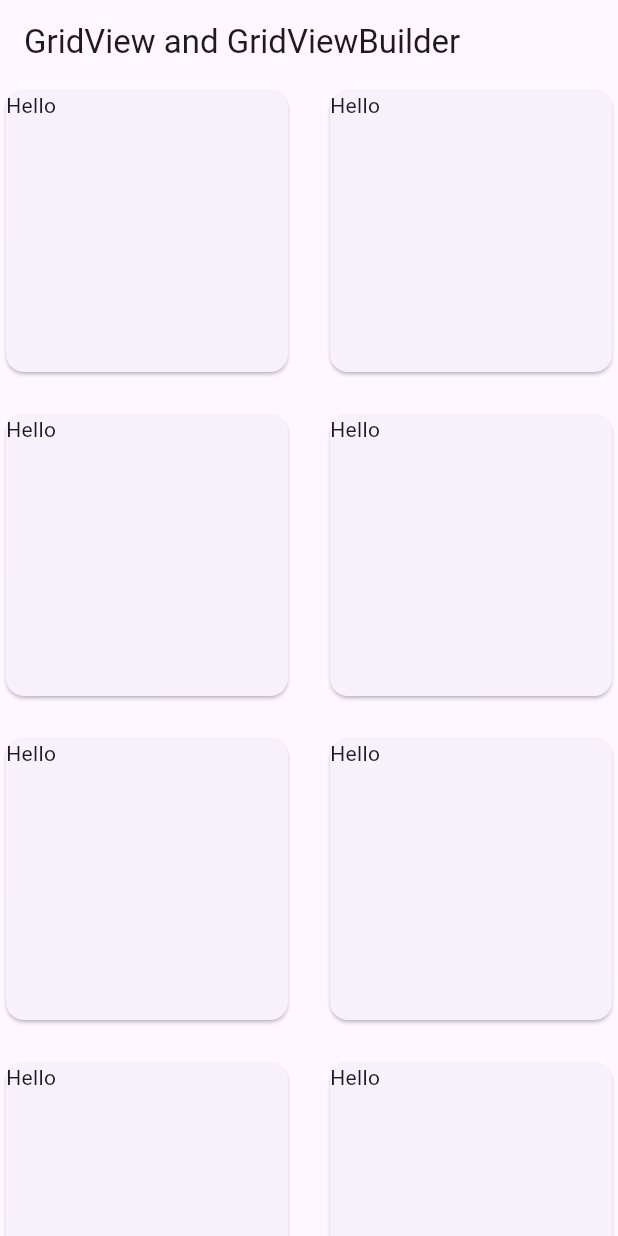
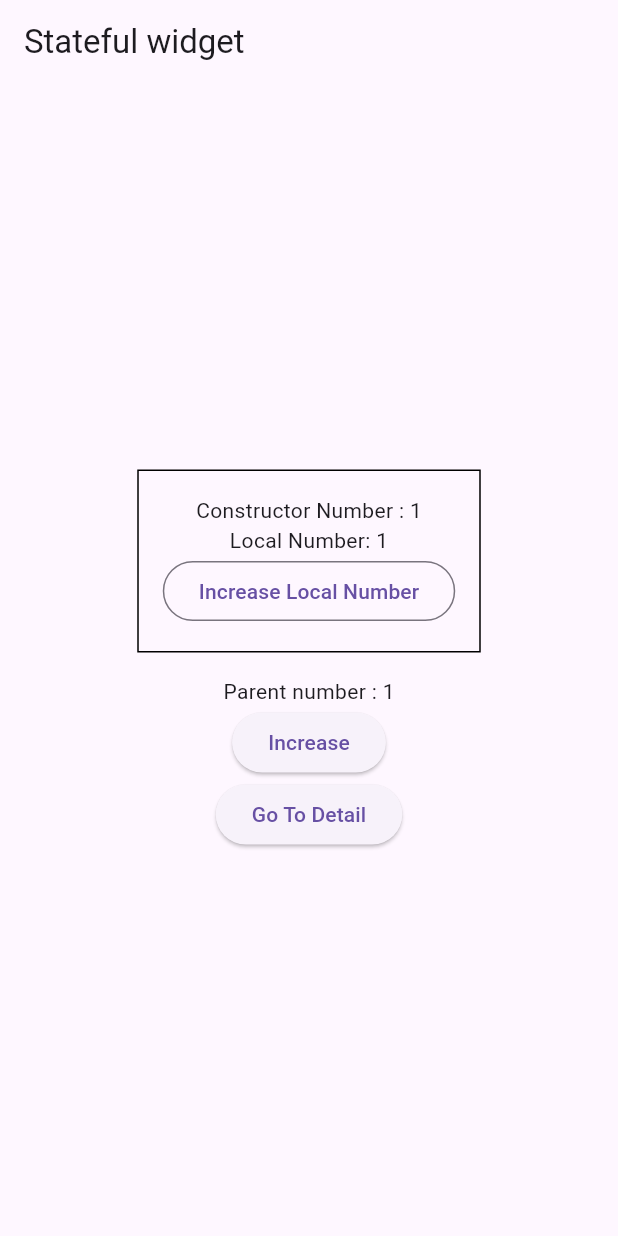
Before and after one commit to phyowaikyaw-mobiledev/flutter-learning, a Flutter app: the screen it shows after launch, on a phone screen of 412 x 824 dp. Run offline on Flutter 3.47's test engine with Material 3 defaults, Android fonts, the phone set to English and light mode, and no system bars.

Commit message:
implement Flutter examples - GridTile, GridTileBar, Wrap widget, StatefulWidget, and Stateful lifecycle methods

```diff
--- a/new_journey/lib/main.dart
+++ b/new_journey/lib/main.dart
@@ -13,6 +13,11 @@ import 'package:new_journey/widgets/ex20_singlechildscrollview.dart';
 import 'package:new_journey/widgets/ex21_listview.dart';
 import 'package:new_journey/widgets/ex22_listview_builder.dart';
 import 'package:new_journey/widgets/ex23_gridview_gridviewbuilder.dart';
+import 'package:new_journey/widgets/ex24_gridtile.dart';
+import 'package:new_journey/widgets/ex25_gridtilebar.dart';
+import 'package:new_journey/widgets/ex26_wrap.dart';
+import 'package:new_journey/widgets/ex27_statefulwidget.dart';
+import 'package:new_journey/widgets/ex28_stateful_lifecycle.dart';
 import 'package:new_journey/widgets/ex2_text.dart';
 import 'package:new_journey/widgets/ex3_container.dart';
 import 'package:new_journey/widgets/ex4_images.dart';
@@ -31,7 +36,7 @@ import 'package:new_journey/widgets/ex9_row.dart';
     @override
     Widget build(BuildContext context) {
       return MaterialApp(
-       home: Ex23GridviewGridviewbuilder(),
+       home: Ex28StatefulLifecycle(),
       );
 
     }
--- /dev/null
+++ b/new_journey/lib/widgets/ex27_statefulwidget.dart
@@ -0,0 +1,63 @@
+import 'package:flutter/material.dart';
+
+
+  class Ex27Statefulwidget extends StatefulWidget {
+    const Ex27Statefulwidget({super.key});
+
+
+
+    @override
+    State<Ex27Statefulwidget> createState() => _Ex27StatefulwidgetState();
+  }
+
+  //_Ex27StatefulwidgetState ----> Private
+
+  class _Ex27StatefulwidgetState extends State<Ex27Statefulwidget> {
+
+    int number =1;
+
+    @override
+    Widget build(BuildContext context) {
+      print("build $number");
+      return Scaffold(
+        appBar: AppBar(
+          title: Text("Stateful Widgets"),
+        ),
+        body: Center(
+          child: Column(
+            crossAxisAlignment: CrossAxisAlignment.center,
+            mainAxisAlignment: MainAxisAlignment.center,
+            children: [
+              Text(number.toString()),
+              ElevatedButton(
+                  onPressed: (){
+                    setState(() {
+                      number++;
+                      // setstate is doing => recall build method ,all of widgets tree rebuild when use setstate(){} .
+                    });
+
+                    print(number);
+                  },
+                  child: Text("Increase"))
+            ],
+          ),
+        )
+
+      );
+    }
+  }
+
+  /*
+  Stateless Widgets
+  -Definition:
+        These widgets do not change their state once they are built , They are imutable.
+  -Usage :
+  ideal for static content that doesn't need to update dynamically.
+
+  Stateful Widgets
+  -Definition
+
+    These widgets can change their state during the app's lifecycle , They are imutable.
+  - Usage:
+     Suitable for dynamic context that needs to  update based on use interaction or other factors.
+   */
--- /dev/null
+++ b/new_journey/lib/widgets/ex28_part.dart
@@ -0,0 +1,71 @@
+  import 'package:flutter/material.dart';
+
+  class NumberText extends StatefulWidget {
+    const NumberText({super.key,required this.number});
+
+    //Widget Configuration
+    final int number;
+
+    @override
+    State<NumberText> createState() => _NumberTextState();
+  }
+
+  class _NumberTextState extends State<NumberText> {
+    int localNumberState = 1;
+
+    @override
+    void initState(){
+      super.initState();
+      debugPrint("initState NumberText ${widget.number} $localNumberState");
+    }
+
+    @override
+    void didChangeDependencies(){
+      debugPrint("didChangeDependencies Number Text ${widget.number} $localNumberState");
+    }
+
+
+    @override
+    Widget build(BuildContext context) {
+      debugPrint("build NumberText ${widget.number} $localNumberState");
+      return Container(
+        padding: EdgeInsets.all(16),
+                decoration: BoxDecoration(
+                  border: Border.all(),
+                ),
+                child: Column(
+                  children: [
+                    Text("Constructor Number : ${widget.number}"),
+                    Text("Local Number: $localNumberState"),
+                    OutlinedButton(
+                        onPressed: (){
+                          setState(() {
+                            localNumberState++;
+                          });
+                        },
+                        child: Text("Increase Local Number"),
+                    )
+                  ],
+                ),
+      );
+    }
+    @override
+    void didUpdateWidget (covariant NumberText oldWidget){
+      debugPrint("didUpdateWidget NumberText ${widget.number} $localNumberState");
+      super.didChangeDependencies();
+  }
+
+    @override
+    void deactivate(){
+      debugPrint("deactivate NumberText ${widget.number} $localNumberState");
+      super.deactivate();
+    }
+
+    @override
+    void dispose(){
+      debugPrint("dispose NumberText ${widget.number} $localNumberState");
+      super.dispose();
+    }
+
+
+  }
--- /dev/null
+++ b/new_journey/lib/widgets/ex28_stateful_lifecycle.dart
@@ -0,0 +1,86 @@
+      import 'package:flutter/material.dart';
+
+import 'ex28_part.dart';
+
+    class Ex28StatefulLifecycle extends StatefulWidget {
+      const Ex28StatefulLifecycle({super.key});
+
+      @override
+      State<Ex28StatefulLifecycle> createState() => _Ex28StatefulLifecycleState();
+    }
+
+
+    class _Ex28StatefulLifecycleState extends State<Ex28StatefulLifecycle> {
+      int number =1;
+
+      @override
+      void initState(){
+        super.initState();
+        debugPrint("initState $number");
+      }
+
+      @override
+      void didChangeDependencies(){
+        debugPrint("didChangeDependencies $number");
+        super.didChangeDependencies();
+      }
+
+
+      @override
+      Widget build(BuildContext context) {
+        debugPrint("build $number");
+        return Scaffold(
+          appBar: AppBar(
+            title: Text("Stateful widget"),
+          ),
+          body: Center(
+            child: Column(
+              crossAxisAlignment: CrossAxisAlignment.center,
+              mainAxisAlignment: MainAxisAlignment.center,
+              children: [
+                NumberText(number:number),
+              SizedBox(height:16),
+                Text("Parent number : $number"),
+                ElevatedButton(
+                    onPressed: (){
+                      setState(() {
+                        number++;
+                      });
+                      debugPrint(number.toString());
+                    },
+                    child: Text("Increase")),
+                ElevatedButton(
+                    onPressed: (){
+                      setState(() {
+                        number++;
+                      });
+                      debugPrint(number.toString());
+                    },
+                    child: Text("Go To Detail"))
+              ],
+            ),
+          ),
+        );
+
+      }
+
+      @override
+      void didUpdateWidget(covariant Ex28StatefulLifecycle oldWidget){
+          debugPrint("didUpdateWidget $number");
+          super.didUpdateWidget(oldWidget);
+      }
+
+      @override
+      void deactivate(){
+        debugPrint("deactivate $number");
+        super.deactivate();
+      }
+
+      @override
+      void dispose(){
+        debugPrint("dispose $number");
+        super.dispose();
+      }
+
+
+    }
--- /dev/null
+++ b/new_journey/lib/widgets/ex28_statefulreadme.dart
@@ -0,0 +1,16 @@
+// Stateful widget lifecycle
+/*
+
+
+ 1. createState() ➡️ Creates the State Object.  [Once]
+ 2. iniState() ➡️ Initialize the state and resources. [Once]
+ 3. didChangeDependencies() ➡️ Called when dependencies change.
+ 4. build() ➡️ Called to build the widget's UI.
+
+ 5. setState() ➡️ Triggered to update the state and rebuild.
+ 6. didUpdateWidget() ➡️ Called when widget configuration changes.
+ 7. deactivate() ➡️ Called when the widget is temporarily removed.
+ 8. dispose() ➡️ Called when the widget is permanently removed.
+
+ */
+//to use emoji Windows Key + dot (.)
```
Also changed, not shown: new_journey/lib/widgets/ex24_gridtile.dart (added, +39 -0 lines), new_journey/lib/widgets/ex25_gridtilebar.dart (added, +46 -0 lines), new_journey/lib/widgets/ex26_wrap.dart (added, +31 -0 lines).
